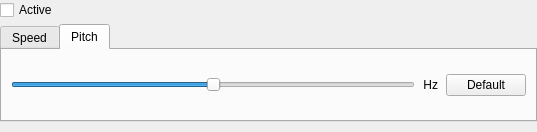
Qt form src/GUI/Plugins/Engine/Speed/GUI_Speed.ui (return42/sayonara) before a commit.
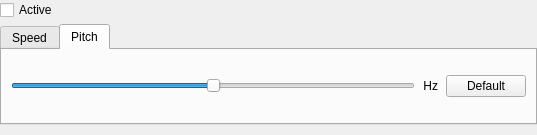
The same form after that commit. Custom widgets are drawn as their Qt base class.

Patch:
```diff
--- a/src/GUI/Plugins/Engine/Speed/GUI_Speed.ui
+++ b/src/GUI/Plugins/Engine/Speed/GUI_Speed.ui
@@ -7,7 +7,7 @@
     <x>0</x>
     <y>0</y>
     <width>537</width>
-    <height>132</height>
+    <height>135</height>
    </rect>
   </property>
   <layout class="QGridLayout" name="grid_layout">
```
Left out of the diff: 8 changed lines with no effect on the pictures.
